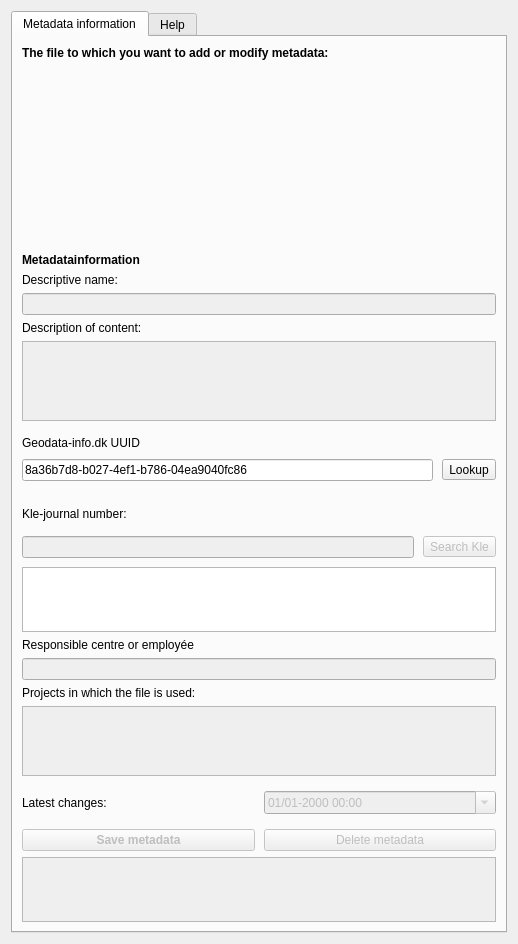
Old version of the form src/MetadataDbLinker/ui/dialog_metadata.ui in the repository Septima/qgis-metadatafunctionality.
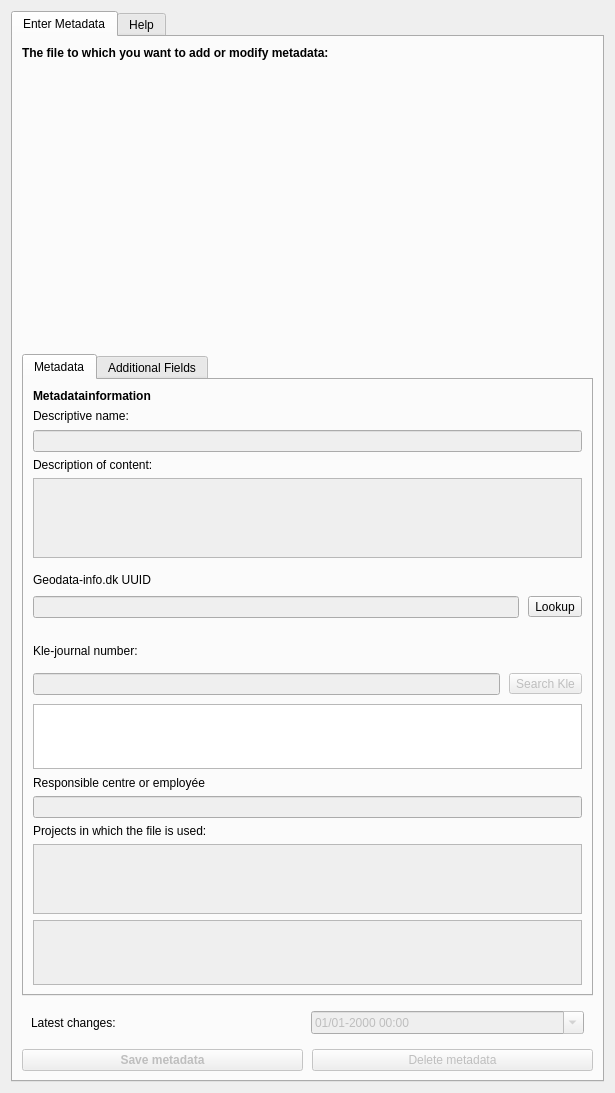
New version of the form.

```diff
--- a/src/MetadataDbLinker/ui/dialog_metadata.ui
+++ b/src/MetadataDbLinker/ui/dialog_metadata.ui
@@ -9,8 +9,8 @@
    <rect>
     <x>0</x>
     <y>0</y>
-    <width>518</width>
-    <height>944</height>
+    <width>615</width>
+    <height>1093</height>
    </rect>
   </property>
   <property name="sizePolicy">
@@ -31,7 +31,7 @@
   <property name="modal">
    <bool>false</bool>
   </property>
-  <layout class="QGridLayout" name="gridLayout">
+  <layout class="QGridLayout" name="gridLayout_5">
    <item row="0" column="0">
     <widget class="QTabWidget" name="help_tab">
      <property name="currentIndex">
@@ -39,10 +39,65 @@
      </property>
      <widget class="QWidget" name="tab">
       <attribute name="title">
-       <string>Metadata information</string>
+       <string>Enter Metadata</string>
       </attribute>
-      <layout class="QVBoxLayout" name="verticalLayout_3">
+      <layout class="QGridLayout" name="gridLayout_2">
+       <item row="4" column="0">
+        <widget class="QWidget" name="widget_4" native="true">
+         <layout class="QHBoxLayout" name="horizontalLayout_6">
+          <property name="spacing">
+           <number>9</number>
+          </property>
+          <property name="leftMargin">
+           <number>0</number>
+          </property>
+          <property name="topMargin">
+           <number>0</number>
+          </property>
+          <property name="rightMargin">
+           <number>0</number>
+          </property>
+          <property name="bottomMargin">
+           <number>0</number>
+          </property>
        <item>
+           <widget class="QPushButton" name="saveRecordButton">
+            <property name="enabled">
+             <bool>false</bool>
+            </property>
+            <property name="font">
+             <font>
+              <weight>75</weight>
+              <bold>true</bold>
+             </font>
+            </property>
+            <property name="text">
+             <string>Save metadata</string>
+            </property>
+            <property name="default">
+             <bool>true</bool>
+            </property>
+           </widget>
+          </item>
+          <item>
+           <widget class="QPushButton" name="deleteRecordButton">
+            <property name="enabled">
+             <bool>false</bool>
+            </property>
+            <property name="font">
+             <font>
+              <italic>false</italic>
+             </font>
+            </property>
+            <property name="text">
+             <string>Delete metadata</string>
+            </property>
+           </widget>
+          </item>
+         </layout>
+        </widget>
+       </item>
+       <item row="0" column="0">
         <widget class="QLabel" name="label">
          <property name="font">
           <font>
@@ -55,82 +110,17 @@
          </property>
         </widget>
        </item>
-       <item>
-        <widget class="QDockWidget" name="treeDock">
-         <property name="minimumSize">
-          <size>
-           <width>40</width>
-           <height>150</height>
-          </size>
+       <item row="2" column="0">
+        <widget class="QTabWidget" name="tabWidget">
+         <property name="currentIndex">
+          <number>0</number>
          </property>
-         <property name="autoFillBackground">
-          <bool>false</bool>
-         </property>
-         <property name="features">
-          <set>QDockWidget::NoDockWidgetFeatures</set>
-         </property>
-        </widget>
-       </item>
-       <item>
-        <widget class="QLabel" name="label_5">
-         <property name="font">
-          <font>
-           <weight>75</weight>
-           <bold>true</bold>
-          </font>
-         </property>
-         <property name="text">
-          <string>Metadatainformation</string>
-         </property>
-        </widget>
-       </item>
-       <item>
-        <widget class="QLabel" name="name_label">
-         <property name="focusPolicy">
-          <enum>Qt::TabFocus</enum>
-         </property>
-         <property name="text">
-          <string>Descriptive name:</string>
-         </property>
-         <property name="buddy">
-          <cstring>nameEdit</cstring>
-         </property>
-        </widget>
-       </item>
-       <item>
-        <widget class="QLineEdit" name="nameEdit">
-         <property name="enabled">
-          <bool>false</bool>
-         </property>
-        </widget>
-       </item>
-       <item>
-        <widget class="QLabel" name="description_label">
-         <property name="text">
-          <string>Description of content:</string>
-         </property>
-        </widget>
-       </item>
-       <item>
-        <widget class="QTextEdit" name="descriptionEdit">
-         <property name="enabled">
-          <bool>false</bool>
-         </property>
-         <property name="sizePolicy">
-          <sizepolicy hsizetype="Expanding" vsizetype="Minimum">
-           <horstretch>0</horstretch>
-           <verstretch>0</verstretch>
-          </sizepolicy>
-         </property>
-         <property name="maximumSize">
-          <size>
-           <width>16777215</width>
-           <height>80</height>
-          </size>
-         </property>
-        </widget>
-       </item>
-       <item>
+         <widget class="QWidget" name="metadata_tab">
+          <attribute name="title">
+           <string>Metadata</string>
+          </attribute>
+          <layout class="QGridLayout" name="gridLayout">
+           <item row="5" column="0">
         <widget class="QWidget" name="widget_5" native="true">
          <layout class="QVBoxLayout" name="verticalLayout_4" stretch="0,0">
           <property name="spacing">
@@ -176,10 +166,10 @@
              <item>
               <widget class="QLineEdit" name="geodatainfoEdit">
                <property name="enabled">
-                <bool>true</bool>
+                    <bool>false</bool>
                </property>
                <property name="text">
-                <string>8a36b7d8-b027-4ef1-b786-04ea9040fc86</string>
+                    <string/>
                </property>
                <property name="maxLength">
                 <number>36</number>
@@ -202,21 +192,7 @@
          </layout>
         </widget>
        </item>
-       <item>
-        <widget class="QLabel" name="geodatainfo_link">
-         <property name="text">
-          <string/>
-         </property>
-        </widget>
-       </item>
-       <item>
-        <widget class="QLabel" name="kle_label">
-         <property name="text">
-          <string>Kle-journal number:</string>
-         </property>
-        </widget>
-       </item>
-       <item>
+           <item row="8" column="0">
         <widget class="QWidget" name="widget" native="true">
          <layout class="QVBoxLayout" name="verticalLayout" stretch="0,0">
           <property name="spacing">
@@ -297,28 +273,125 @@
          </layout>
         </widget>
        </item>
-       <item>
-        <widget class="QLabel" name="responsible_label">
+           <item row="1" column="0">
+            <widget class="QLabel" name="nameLabel">
+             <property name="focusPolicy">
+              <enum>Qt::TabFocus</enum>
+             </property>
+             <property name="text">
+              <string>Descriptive name:</string>
+             </property>
+             <property name="buddy">
+              <cstring>nameEdit</cstring>
+             </property>
+            </widget>
+           </item>
+           <item row="0" column="0">
+            <widget class="QLabel" name="label_5">
+             <property name="font">
+              <font>
+               <weight>75</weight>
+               <bold>true</bold>
+              </font>
+             </property>
+             <property name="text">
+              <string>Metadatainformation</string>
+             </property>
+            </widget>
+           </item>
+           <item row="2" column="0">
+            <widget class="QLineEdit" name="nameEdit">
+             <property name="enabled">
+              <bool>false</bool>
+             </property>
+            </widget>
+           </item>
+           <item row="3" column="0">
+            <widget class="QLabel" name="descriptionLabel">
+             <property name="text">
+              <string>Description of content:</string>
+             </property>
+            </widget>
+           </item>
+           <item row="4" column="0">
+            <widget class="QTextEdit" name="descriptionEdit">
+             <property name="enabled">
+              <bool>false</bool>
+             </property>
+             <property name="sizePolicy">
+              <sizepolicy hsizetype="Expanding" vsizetype="Minimum">
+               <horstretch>0</horstretch>
+               <verstretch>0</verstretch>
+              </sizepolicy>
+             </property>
+             <property name="maximumSize">
+              <size>
+               <width>16777215</width>
+               <height>80</height>
+              </size>
+             </property>
+            </widget>
+           </item>
+           <item row="6" column="0">
+            <widget class="QLabel" name="geodatainfo_link">
+             <property name="text">
+              <string/>
+             </property>
+            </widget>
+           </item>
+           <item row="7" column="0">
+            <widget class="QLabel" name="kleLabel">
+             <property name="text">
+              <string>Kle-journal number:</string>
+             </property>
+            </widget>
+           </item>
+           <item row="9" column="0">
+            <widget class="QLabel" name="responsibleLabel">
          <property name="text">
           <string>Responsible centre or employée</string>
          </property>
         </widget>
        </item>
-       <item>
-        <widget class="QLineEdit" name="responsibleEdit">
-         <property name="enabled">
-          <bool>false</bool>
-         </property>
-        </widget>
-       </item>
-       <item>
-        <widget class="QLabel" name="projects_label">
+           <item row="11" column="0">
+            <widget class="QLabel" name="projectLabel">
          <property name="text">
           <string>Projects in which the file is used:</string>
          </property>
         </widget>
        </item>
-       <item>
+           <item row="10" column="0">
+            <widget class="QLineEdit" name="responsibleEdit">
+             <property name="enabled">
+              <bool>false</bool>
+             </property>
+            </widget>
+           </item>
+           <item row="13" column="0">
+            <widget class="QTableView" name="tableView">
+             <property name="enabled">
+              <bool>false</bool>
+             </property>
+             <property name="maximumSize">
+              <size>
+               <width>16777215</width>
+               <height>65</height>
+              </size>
+             </property>
+             <property name="font">
+              <font>
+               <pointsize>10</pointsize>
+              </font>
+             </property>
+             <property name="selectionBehavior">
+              <enum>QAbstractItemView::SelectRows</enum>
+             </property>
+             <attribute name="horizontalHeaderStretchLastSection">
+              <bool>true</bool>
+             </attribute>
+            </widget>
+           </item>
+           <item row="12" column="0">
         <widget class="QTextEdit" name="projectEdit">
          <property name="enabled">
           <bool>false</bool>
@@ -337,32 +410,47 @@
          </property>
         </widget>
        </item>
-       <item>
+          </layout>
+         </widget>
+         <widget class="QWidget" name="additional_tab">
+          <attribute name="title">
+           <string>Additional Fields</string>
+          </attribute>
+          <layout class="QGridLayout" name="gridLayout_3">
+           <item row="0" column="0">
+            <layout class="QFormLayout" name="additional_form"/>
+           </item>
+          </layout>
+         </widget>
+        </widget>
+       </item>
+       <item row="1" column="0">
+        <widget class="QDockWidget" name="treeDock">
+         <property name="minimumSize">
+          <size>
+           <width>40</width>
+           <height>120</height>
+          </size>
+         </property>
+         <property name="autoFillBackground">
+          <bool>false</bool>
+         </property>
+         <property name="features">
+          <set>QDockWidget::NoDockWidgetFeatures</set>
+         </property>
+        </widget>
+       </item>
+       <item row="3" column="0">
         <widget class="QWidget" name="widget_3" native="true">
-         <layout class="QHBoxLayout" name="horizontalLayout_2">
-          <property name="spacing">
-           <number>9</number>
-          </property>
-          <property name="leftMargin">
-           <number>0</number>
-          </property>
-          <property name="topMargin">
-           <number>9</number>
-          </property>
-          <property name="rightMargin">
-           <number>0</number>
-          </property>
-          <property name="bottomMargin">
-           <number>9</number>
-          </property>
-          <item>
+         <layout class="QGridLayout" name="gridLayout_4">
+          <item row="0" column="0">
            <widget class="QLabel" name="date_label">
             <property name="text">
              <string>Latest changes:</string>
             </property>
            </widget>
           </item>
-          <item>
+          <item row="0" column="1">
            <widget class="QDateTimeEdit" name="dateEdit">
             <property name="enabled">
              <bool>false</bool>
@@ -378,85 +466,6 @@
          </layout>
         </widget>
        </item>
-       <item>
-        <widget class="QWidget" name="widget_4" native="true">
-         <layout class="QHBoxLayout" name="horizontalLayout_3">
-          <property name="spacing">
-           <number>9</number>
-          </property>
-          <property name="leftMargin">
-           <number>0</number>
-          </property>
-          <property name="topMargin">
-           <number>0</number>
-          </property>
-          <property name="rightMargin">
-           <number>0</number>
-          </property>
-          <property name="bottomMargin">
-           <number>0</number>
-          </property>
-          <item>
-           <widget class="QPushButton" name="saveRecordButton">
-            <property name="enabled">
-             <bool>false</bool>
-            </property>
-            <property name="font">
-             <font>
-              <weight>75</weight>
-              <bold>true</bold>
-             </font>
-            </property>
-            <property name="text">
-             <string>Save metadata</string>
-            </property>
-            <property name="default">
-             <bool>true</bool>
-            </property>
-           </widget>
-          </item>
-          <item>
-           <widget class="QPushButton" name="deleteRecordButton">
-            <property name="enabled">
-             <bool>false</bool>
-            </property>
-            <property name="font">
-             <font>
-              <italic>false</italic>
-             </font>
-            </property>
-            <property name="text">
-             <string>Delete metadata</string>
-            </property>
-           </widget>
-          </item>
-         </layout>
-        </widget>
-       </item>
-       <item>
-        <widget class="QTableView" name="tableView">
-         <property name="enabled">
-          <bool>false</bool>
-         </property>
-         <property name="maximumSize">
-          <size>
-           <width>16777215</width>
-           <height>65</height>
-          </size>
-         </property>
-         <property name="font">
-          <font>
-           <pointsize>10</pointsize>
-          </font>
-         </property>
-         <property name="selectionBehavior">
-          <enum>QAbstractItemView::SelectRows</enum>
-         </property>
-         <attribute name="horizontalHeaderStretchLastSection">
-          <bool>true</bool>
-         </attribute>
-        </widget>
-       </item>
       </layout>
      </widget>
      <widget class="QWidget" name="tab_2">
```
Left out of the diff: 6 changed lines with no effect on the pictures. Lines whose indentation alone changed are shown as unchanged.
